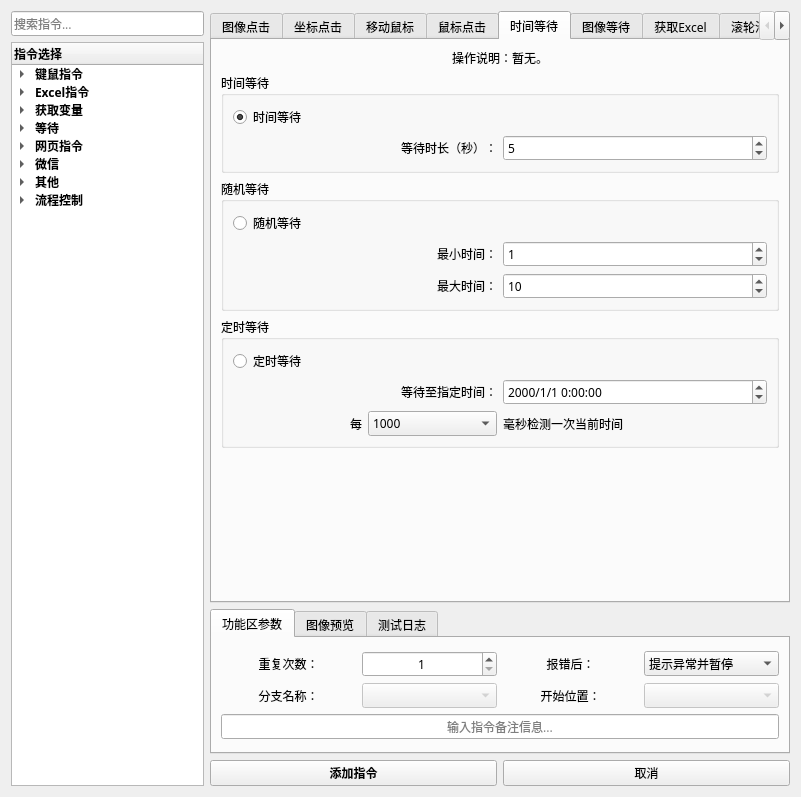
The window that 窗体/导航窗口.ui (FsterThanLight/automatic_clicker_2) describes before a commit, drawn with Qt 5.
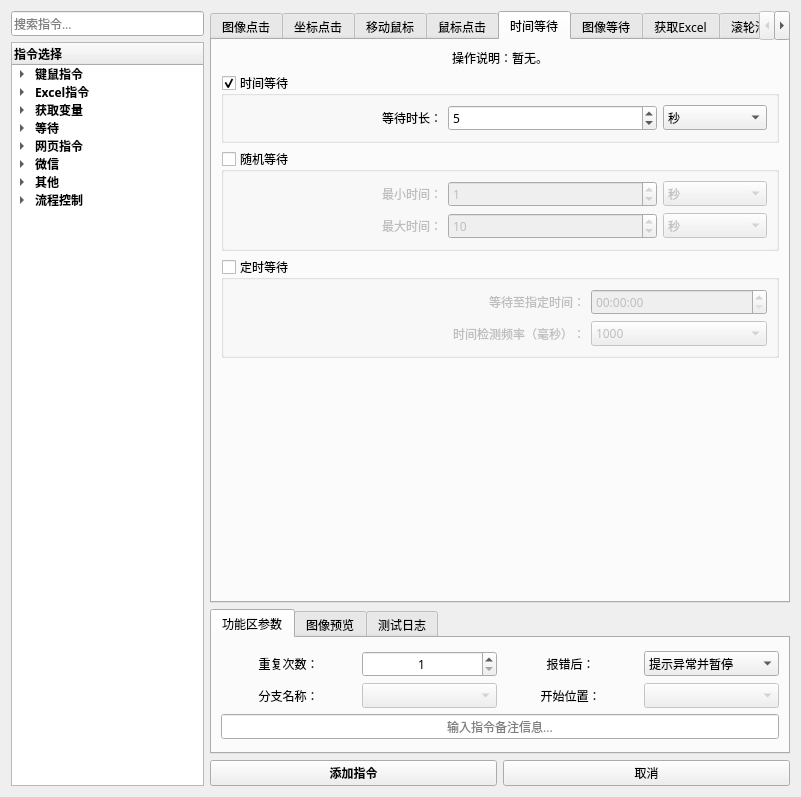
The same window after the commit. The open tabs and pages were chosen to show the change. Icons and pictures are not drawn.

Commit message: 5月5日 17:16 修复时间等待指令

The edit to the form file:
```diff
--- a/窗体/导航窗口.ui
+++ b/窗体/导航窗口.ui
@@ -1552,7 +1552,7 @@
         <attribute name="title">
          <string>时间等待</string>
         </attribute>
-        <layout class="QVBoxLayout" name="verticalLayout_42">
+        <layout class="QVBoxLayout" name="verticalLayout_5">
          <item>
           <widget class="QLabel" name="label_88">
            <property name="sizePolicy">
@@ -1586,23 +1586,24 @@
            <property name="title">
             <string>时间等待</string>
            </property>
-           <layout class="QVBoxLayout" name="verticalLayout_19">
+           <property name="checkable">
+            <bool>true</bool>
+           </property>
+           <layout class="QHBoxLayout" name="horizontalLayout_25" stretch="2,2,1">
             <item>
-             <layout class="QGridLayout" name="gridLayout_28">
-              <item row="1" column="0">
                <widget class="QLabel" name="label_14">
                 <property name="layoutDirection">
                  <enum>Qt::LeftToRight</enum>
                 </property>
                 <property name="text">
-                 <string>等待时长（秒）：</string>
+               <string>等待时长：</string>
                 </property>
                 <property name="alignment">
                  <set>Qt::AlignRight|Qt::AlignTrailing|Qt::AlignVCenter</set>
                 </property>
                </widget>
               </item>
-              <item row="1" column="1">
+            <item>
                <widget class="QSpinBox" name="spinBox_13">
                 <property name="font">
                  <font>
@@ -1623,26 +1624,24 @@
                 </property>
                </widget>
               </item>
-              <item row="0" column="0" colspan="2">
-               <widget class="QRadioButton" name="radioButton_16">
+            <item>
+             <widget class="QComboBox" name="comboBox_25">
+              <item>
                 <property name="text">
-                 <string>时间等待</string>
-                </property>
-                <property name="checkable">
-                 <bool>true</bool>
-                </property>
-                <property name="checked">
-                 <bool>true</bool>
-                </property>
-                <property name="autoRepeat">
-                 <bool>true</bool>
-                </property>
-                <property name="autoExclusive">
-                 <bool>true</bool>
-                </property>
-               </widget>
-              </item>
-             </layout>
+                <string>秒</string>
+               </property>
+              </item>
+              <item>
+               <property name="text">
+                <string>毫秒</string>
+               </property>
+              </item>
+              <item>
+               <property name="text">
+                <string>分钟</string>
+               </property>
+              </item>
+             </widget>
             </item>
            </layout>
           </widget>
@@ -1652,16 +1651,13 @@
            <property name="title">
             <string>随机等待</string>
            </property>
-           <layout class="QVBoxLayout" name="verticalLayout_41">
-            <item>
-             <widget class="QRadioButton" name="radioButton_18">
-              <property name="text">
-               <string>随机等待</string>
-              </property>
-             </widget>
-            </item>
-            <item>
-             <layout class="QGridLayout" name="gridLayout_29">
+           <property name="checkable">
+            <bool>true</bool>
+           </property>
+           <property name="checked">
+            <bool>false</bool>
+           </property>
+           <layout class="QGridLayout" name="gridLayout_6" columnstretch="2,2,1" columnminimumwidth="2,2,1">
               <item row="0" column="0">
                <widget class="QLabel" name="label_78">
                 <property name="text">
@@ -1682,6 +1678,25 @@
                 </property>
                </widget>
               </item>
+            <item row="0" column="2">
+             <widget class="QComboBox" name="comboBox_64">
+              <item>
+               <property name="text">
+                <string>秒</string>
+               </property>
+              </item>
+              <item>
+               <property name="text">
+                <string>毫秒</string>
+               </property>
+              </item>
+              <item>
+               <property name="text">
+                <string>分钟</string>
+               </property>
+              </item>
+             </widget>
+            </item>
               <item row="1" column="0">
                <widget class="QLabel" name="label_79">
                 <property name="text">
@@ -1702,7 +1717,24 @@
                 </property>
                </widget>
               </item>
-             </layout>
+            <item row="1" column="2">
+             <widget class="QComboBox" name="comboBox_65">
+              <item>
+               <property name="text">
+                <string>秒</string>
+               </property>
+              </item>
+              <item>
+               <property name="text">
+                <string>毫秒</string>
+               </property>
+              </item>
+              <item>
+               <property name="text">
+                <string>分钟</string>
+               </property>
+              </item>
+             </widget>
             </item>
            </layout>
           </widget>
@@ -1712,41 +1744,41 @@
            <property name="title">
             <string>定时等待</string>
            </property>
-           <layout class="QVBoxLayout" name="verticalLayout_5">
-            <item>
-             <widget class="QRadioButton" name="radioButton_17">
-              <property name="text">
-               <string>定时等待</string>
-              </property>
               <property name="checkable">
                <bool>true</bool>
               </property>
-              <property name="autoRepeat">
-               <bool>true</bool>
-              </property>
-              <property name="autoExclusive">
-               <bool>true</bool>
+           <property name="checked">
+            <bool>false</bool>
+           </property>
+           <layout class="QGridLayout" name="gridLayout_28" columnstretch="2,1">
+            <item row="0" column="0">
+             <widget class="QLabel" name="label_15">
+              <property name="text">
+               <string>等待至指定时间：</string>
               </property>
+              <property name="alignment">
+               <set>Qt::AlignRight|Qt::AlignTrailing|Qt::AlignVCenter</set>
+              </property>
              </widget>
             </item>
-            <item>
-             <layout class="QGridLayout" name="gridLayout_6">
+            <item row="0" column="1">
+             <widget class="QTimeEdit" name="timeEdit">
+              <property name="displayFormat">
+               <string>HH:mm:ss</string>
+              </property>
+             </widget>
+            </item>
               <item row="1" column="0">
-               <layout class="QHBoxLayout" name="horizontalLayout_8">
-                <item>
-                 <widget class="QLabel" name="label_25">
-                  <property name="layoutDirection">
-                   <enum>Qt::LeftToRight</enum>
-                  </property>
+             <widget class="QLabel" name="label_26">
                   <property name="text">
-                   <string>每</string>
+               <string>时间检测频率（毫秒）：</string>
                   </property>
                   <property name="alignment">
                    <set>Qt::AlignRight|Qt::AlignTrailing|Qt::AlignVCenter</set>
                   </property>
                  </widget>
                 </item>
-                <item>
+            <item row="1" column="1">
                  <widget class="QComboBox" name="comboBox_6">
                   <property name="enabled">
                    <bool>true</bool>
@@ -1785,43 +1817,6 @@
                    </property>
                   </item>
                  </widget>
-                </item>
-               </layout>
-              </item>
-              <item row="0" column="0">
-               <widget class="QLabel" name="label_15">
-                <property name="text">
-                 <string>等待至指定时间：</string>
-                </property>
-                <property name="alignment">
-                 <set>Qt::AlignRight|Qt::AlignTrailing|Qt::AlignVCenter</set>
-                </property>
-               </widget>
-              </item>
-              <item row="0" column="1">
-               <widget class="QDateTimeEdit" name="dateTimeEdit">
-                <property name="enabled">
-                 <bool>true</bool>
-                </property>
-                <property name="layoutDirection">
-                 <enum>Qt::LeftToRight</enum>
-                </property>
-                <property name="alignment">
-                 <set>Qt::AlignLeading|Qt::AlignLeft|Qt::AlignVCenter</set>
-                </property>
-                <property name="displayFormat">
-                 <string>yyyy/M/d H:mm:ss</string>
-                </property>
-               </widget>
-              </item>
-              <item row="1" column="1">
-               <widget class="QLabel" name="label_26">
-                <property name="text">
-                 <string>毫秒检测一次当前时间</string>
-                </property>
-               </widget>
-              </item>
-             </layout>
             </item>
            </layout>
           </widget>
```
Left out of the diff: 2 changed lines with no effect on the pictures. Lines whose indentation alone changed are shown as unchanged. The commit also changes 6 other files.
